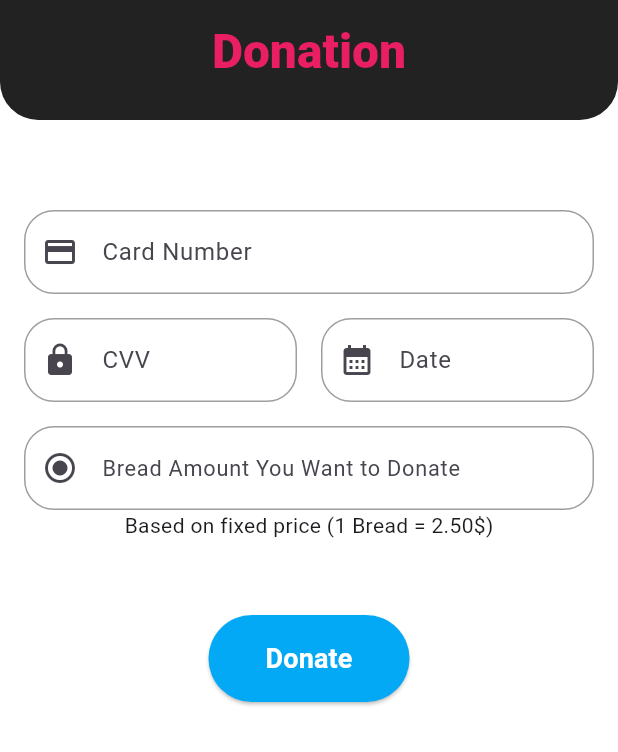
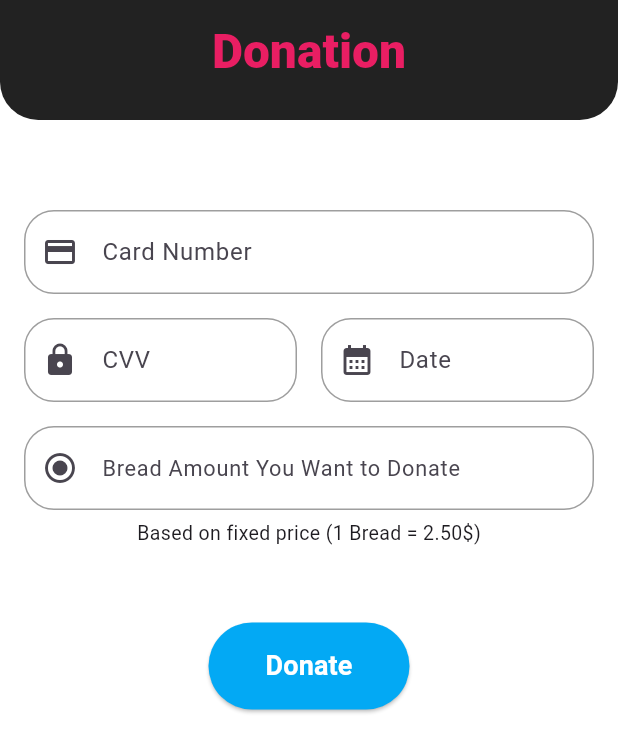
Before and after one commit to safakelkit/loaf-donate-solution-challenge, a Flutter app: the screen it shows after launch, after a tap on "Donate", on a phone screen of 412 x 824 dp. Shown: the top 752 px of the screen. Run offline on Flutter 3.47's test engine with Material 3 defaults, Android fonts, the phone set to English and light mode, and no system bars.

Commit message:
Update card_page.dart

```diff
--- a/lib/screens/card_page/card_page.dart
+++ b/lib/screens/card_page/card_page.dart
@@ -8,6 +8,9 @@ class CardPage extends StatefulWidget {
   @override
   State<CardPage> createState() => _CardPageState();
 }
+
+DonationAmount breadPrice = DonationAmount();
+int result = 0;
 
 class _CardPageState extends State<CardPage> {
 
@@ -137,23 +140,29 @@ class _CardPageState extends State<CardPage> {
                       )
                     ),
                   ),
+                  const SizedBox(height: 6.0,),
                   const Text(
-                    'Based on fixed price (1 Bread = 2.50\$)'
+                    'Based on fixed price (1 Bread = 2.50\$)',
+                    style: TextStyle(
+                      fontSize: 13.0
+                    ),
                   ),
-
                   const SizedBox(height: 50.0,),
 
                   ElevatedButton(
                     onPressed: (){
                       String donationAmount = donationAmountbyUser.text.trim();
                       if(donationAmount.isNotEmpty){
+                        int breadCount = int.parse(donationAmount);
+                        double totalAmount = breadPrice.multiply(breadCount);
+
                         showDialog(
                           context: context,
                           builder: (BuildContext context){
                             return AlertDialog(
                               title: const Text("Donation Successful!"),
                               content: Text(
-                                "The Donation Amount is: $donationAmount\$\nThanks for Donation!",
+                                "The Donation Amount is: $totalAmount\$\nThanks for Donation!",
                                 style: const TextStyle(
                                   fontSize: 17.0,
                                 ),
@@ -247,3 +256,11 @@ class DateNumberInputFormatter extends TextInputFormatter{
     );
   }
 }
+
+class DonationAmount {
+  double multiply(int breadCount) {
+    const double breadPrice = 2.50;
+    double result = breadCount * breadPrice;
+    return result;
+  }
+}
```
